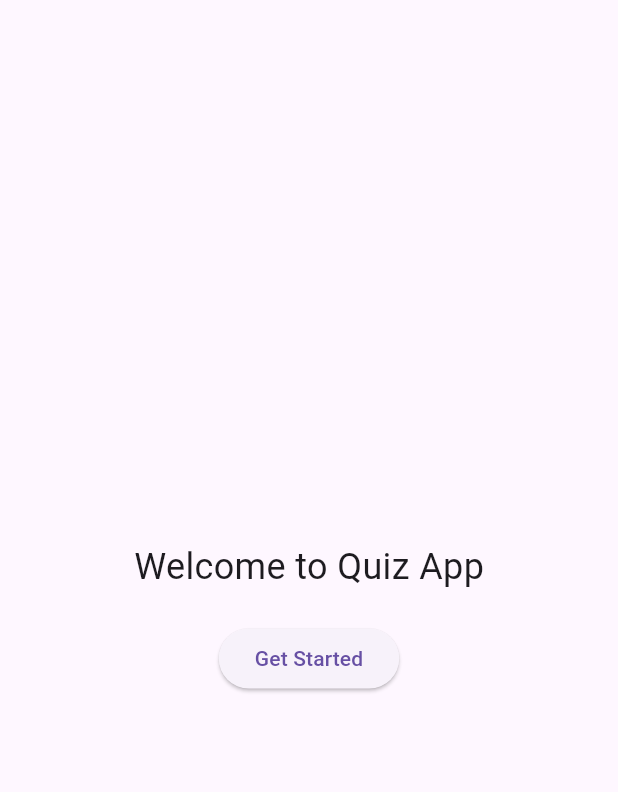
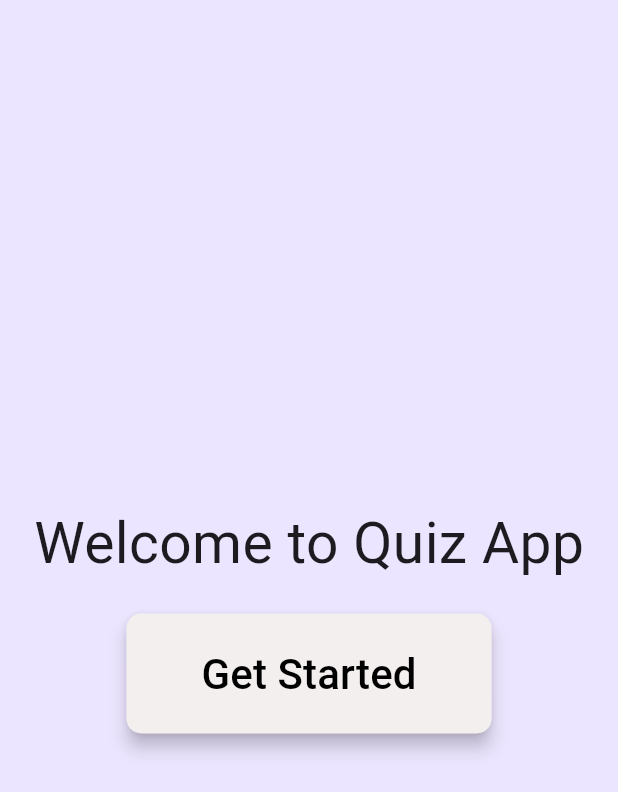
Before and after one commit to EuJinnLucaShow/flutter_application_quiz, a Flutter app: the screen it shows after launch, on a phone screen of 412 x 824 dp. Shown: the top 792 px of the screen. Run offline on Flutter 3.47's test engine with Material 3 defaults, Android fonts, the phone set to English and light mode, and no system bars.

Commit message:
Store 4: To add styles to the button on the SplashScreen

```diff
--- a/lib/main.dart
+++ b/lib/main.dart
@@ -21,13 +21,14 @@ class SplashScreen extends StatelessWidget {
   @override
   Widget build(BuildContext context) {
     return Scaffold(
+      backgroundColor: const Color.fromARGB(226, 233, 226, 255),
       body: Center(
         child: Column(
           mainAxisAlignment: MainAxisAlignment.center,
           children: [
             const Text(
               'Welcome to Quiz App',
-              style: TextStyle(fontSize: 24),
+              style: TextStyle(fontSize: 38),
             ),
             const SizedBox(height: 20),
             ElevatedButton(
@@ -37,7 +38,20 @@ class SplashScreen extends StatelessWidget {
                   MaterialPageRoute(builder: (context) => const QuizScreen()),
                 );
               },
-              child: const Text('Get Started'),
+              style: ElevatedButton.styleFrom(
+                foregroundColor: Colors.white,
+                backgroundColor: const Color.fromARGB(255, 244, 239, 239),
+                elevation: 5,
+                padding:
+                    const EdgeInsets.symmetric(horizontal: 50, vertical: 20),
+                shape: RoundedRectangleBorder(
+                  borderRadius: BorderRadius.circular(10),
+                ),
+              ),
+              child: const Text(
+                'Get Started',
+                style: TextStyle(fontSize: 28, color: Colors.black),
+              ),
             ),
           ],
         ),
@@ -266,29 +280,29 @@ class QuizResult extends StatelessWidget {
 
   @override
   Widget build(BuildContext context) {
-    double buttonWidth = MediaQuery.of(context).size.width * 0.9;
-    double buttonHeight = MediaQuery.of(context).size.height * 0.1;
-
     return Center(
       child: Column(
         mainAxisAlignment: MainAxisAlignment.center,
         children: [
           Text(
             'Your score: $totalScore',
-            style: const TextStyle(fontSize: 34, color: Colors.white),
+            style: const TextStyle(fontSize: 34, color: Colors.black),
           ),
           const SizedBox(height: 30),
           ElevatedButton(
             onPressed: () => resetQuiz(),
             style: ElevatedButton.styleFrom(
               foregroundColor: Colors.white,
-              backgroundColor: Colors.transparent,
-              side: const BorderSide(color: Colors.white),
-              fixedSize: Size(buttonWidth, buttonHeight),
+              backgroundColor: const Color.fromARGB(255, 244, 239, 239),
+              elevation: 5,
+              padding: const EdgeInsets.symmetric(horizontal: 50, vertical: 20),
+              shape: RoundedRectangleBorder(
+                borderRadius: BorderRadius.circular(10),
+              ),
             ),
             child: const Text(
               'Restart Quiz',
-              style: TextStyle(fontSize: 28, color: Colors.white),
+              style: TextStyle(fontSize: 28, color: Colors.black),
             ),
           ),
         ],
```
